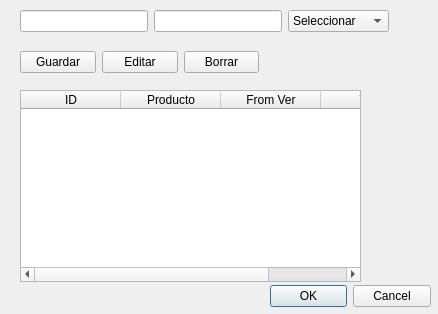
Matias2178/Sistema_Postventa, file dbproductoseditar.ui: the form before one commit.
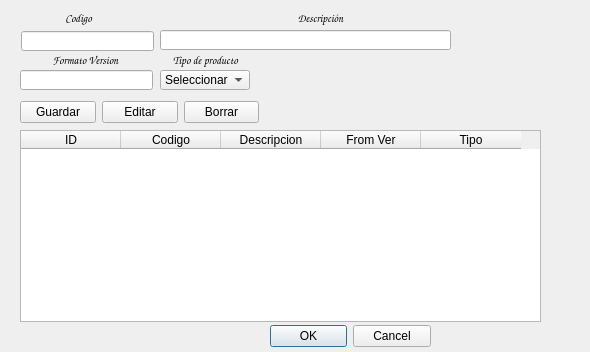
The form after the commit. Icons and pictures are not drawn.

What changed in the file:
```diff
--- a/dbproductoseditar.ui
+++ b/dbproductoseditar.ui
@@ -6,8 +6,8 @@
    <rect>
     <x>0</x>
     <y>0</y>
-    <width>438</width>
-    <height>314</height>
+    <width>590</width>
+    <height>352</height>
    </rect>
   </property>
   <property name="windowTitle">
@@ -17,7 +17,7 @@
    <property name="geometry">
     <rect>
      <x>270</x>
-     <y>280</y>
+     <y>320</y>
      <width>161</width>
      <height>32</height>
     </rect>
@@ -33,8 +33,8 @@
    <property name="geometry">
     <rect>
      <x>20</x>
-     <y>90</y>
-     <width>341</width>
+     <y>130</y>
+     <width>521</width>
      <height>192</height>
     </rect>
    </property>
@@ -45,7 +45,12 @@
    </column>
    <column>
     <property name="text">
-     <string>Producto</string>
+     <string>Codigo</string>
+    </property>
+   </column>
+   <column>
+    <property name="text">
+     <string>Descripcion</string>
     </property>
    </column>
    <column>
@@ -63,53 +68,7 @@
    <property name="geometry">
     <rect>
      <x>20</x>
-     <y>10</y>
-     <width>369</width>
-     <height>22</height>
-    </rect>
-   </property>
-   <layout class="QHBoxLayout" name="horizontalLayout">
-    <item>
-     <widget class="QLineEdit" name="ProductoEdit"/>
-    </item>
-    <item>
-     <widget class="QLineEdit" name="VersionEdit">
-      <property name="whatsThis">
-       <string>&lt;html&gt;&lt;head/&gt;&lt;body&gt;&lt;p&gt;Formato de la version. Para numeros ingresar tantos 0 como digitos se necesiten, se puede intercalar con letras y simbolos. &lt;/p&gt;&lt;p&gt;Para formatos de version con letras &lt;/p&gt;&lt;/body&gt;&lt;/html&gt;</string>
-      </property>
-     </widget>
-    </item>
-    <item>
-     <widget class="QComboBox" name="TipoEdit">
-      <item>
-       <property name="text">
-        <string>Seleccionar</string>
-       </property>
-      </item>
-      <item>
-       <property name="text">
-        <string>Monitores</string>
-       </property>
-      </item>
-      <item>
-       <property name="text">
-        <string>Perifericos</string>
-       </property>
-      </item>
-      <item>
-       <property name="text">
-        <string>Instalaciones</string>
-       </property>
-      </item>
-     </widget>
-    </item>
-   </layout>
-  </widget>
-  <widget class="QWidget" name="layoutWidget">
-   <property name="geometry">
-    <rect>
-     <x>20</x>
-     <y>50</y>
+     <y>100</y>
      <width>239</width>
      <height>25</height>
     </rect>
@@ -138,6 +97,171 @@
     </item>
    </layout>
   </widget>
+  <widget class="QLineEdit" name="DescripcionEdit">
+   <property name="geometry">
+    <rect>
+     <x>160</x>
+     <y>30</y>
+     <width>291</width>
+     <height>20</height>
+    </rect>
+   </property>
+   <property name="whatsThis">
+    <string>&lt;html&gt;&lt;head/&gt;&lt;body&gt;&lt;p&gt;Formato de la version. Para numeros ingresar tantos 0 como digitos se necesiten, se puede intercalar con letras y simbolos. &lt;/p&gt;&lt;p&gt;Para formatos de version con letras &lt;/p&gt;&lt;/body&gt;&lt;/html&gt;</string>
+   </property>
+   <property name="maxLength">
+    <number>80</number>
+   </property>
+  </widget>
+  <widget class="QLabel" name="label_6">
+   <property name="geometry">
+    <rect>
+     <x>60</x>
+     <y>10</y>
+     <width>37</width>
+     <height>16</height>
+    </rect>
+   </property>
+   <property name="font">
+    <font>
+     <family>Comic Sans MS</family>
+     <pointsize>8</pointsize>
+     <weight>75</weight>
+     <bold>true</bold>
+    </font>
+   </property>
+   <property name="text">
+    <string>Codigo</string>
+   </property>
+   <property name="alignment">
+    <set>Qt::AlignCenter</set>
+   </property>
+  </widget>
+  <widget class="QLabel" name="label_7">
+   <property name="geometry">
+    <rect>
+     <x>280</x>
+     <y>10</y>
+     <width>81</width>
+     <height>16</height>
+    </rect>
+   </property>
+   <property name="font">
+    <font>
+     <family>Comic Sans MS</family>
+     <pointsize>8</pointsize>
+     <weight>75</weight>
+     <bold>true</bold>
+    </font>
+   </property>
+   <property name="text">
+    <string>Descripción</string>
+   </property>
+   <property name="alignment">
+    <set>Qt::AlignCenter</set>
+   </property>
+  </widget>
+  <widget class="QLabel" name="label_8">
+   <property name="geometry">
+    <rect>
+     <x>30</x>
+     <y>50</y>
+     <width>111</width>
+     <height>20</height>
+    </rect>
+   </property>
+   <property name="font">
+    <font>
+     <family>Comic Sans MS</family>
+     <pointsize>8</pointsize>
+     <weight>75</weight>
+     <bold>true</bold>
+    </font>
+   </property>
+   <property name="text">
+    <string>Formato Version</string>
+   </property>
+   <property name="alignment">
+    <set>Qt::AlignCenter</set>
+   </property>
+  </widget>
+  <widget class="QLabel" name="label_9">
+   <property name="geometry">
+    <rect>
+     <x>150</x>
+     <y>50</y>
+     <width>111</width>
+     <height>20</height>
+    </rect>
+   </property>
+   <property name="font">
+    <font>
+     <family>Comic Sans MS</family>
+     <pointsize>8</pointsize>
+     <weight>75</weight>
+     <bold>true</bold>
+    </font>
+   </property>
+   <property name="text">
+    <string>Tipo de producto</string>
+   </property>
+   <property name="alignment">
+    <set>Qt::AlignCenter</set>
+   </property>
+  </widget>
+  <widget class="QLineEdit" name="ProductoEdit">
+   <property name="geometry">
+    <rect>
+     <x>21</x>
+     <y>31</y>
+     <width>133</width>
+     <height>20</height>
+    </rect>
+   </property>
+  </widget>
+  <widget class="QLineEdit" name="VersionEdit">
+   <property name="geometry">
+    <rect>
+     <x>20</x>
+     <y>70</y>
+     <width>133</width>
+     <height>20</height>
+    </rect>
+   </property>
+   <property name="whatsThis">
+    <string>&lt;html&gt;&lt;head/&gt;&lt;body&gt;&lt;p&gt;Formato de la version. Para numeros ingresar tantos 0 como digitos se necesiten, se puede intercalar con letras y simbolos. &lt;/p&gt;&lt;p&gt;Para formatos de version con letras &lt;/p&gt;&lt;/body&gt;&lt;/html&gt;</string>
+   </property>
+  </widget>
+  <widget class="QComboBox" name="TipoEdit">
+   <property name="geometry">
+    <rect>
+     <x>160</x>
+     <y>70</y>
+     <width>90</width>
+     <height>20</height>
+    </rect>
+   </property>
+   <item>
+    <property name="text">
+     <string>Seleccionar</string>
+    </property>
+   </item>
+   <item>
+    <property name="text">
+     <string>Monitores</string>
+    </property>
+   </item>
+   <item>
+    <property name="text">
+     <string>Perifericos</string>
+    </property>
+   </item>
+   <item>
+    <property name="text">
+     <string>Instalaciones</string>
+    </property>
+   </item>
+  </widget>
  </widget>
  <resources/>
  <connections>
```
Left out of the diff: 10 changed lines with no effect on the pictures.
